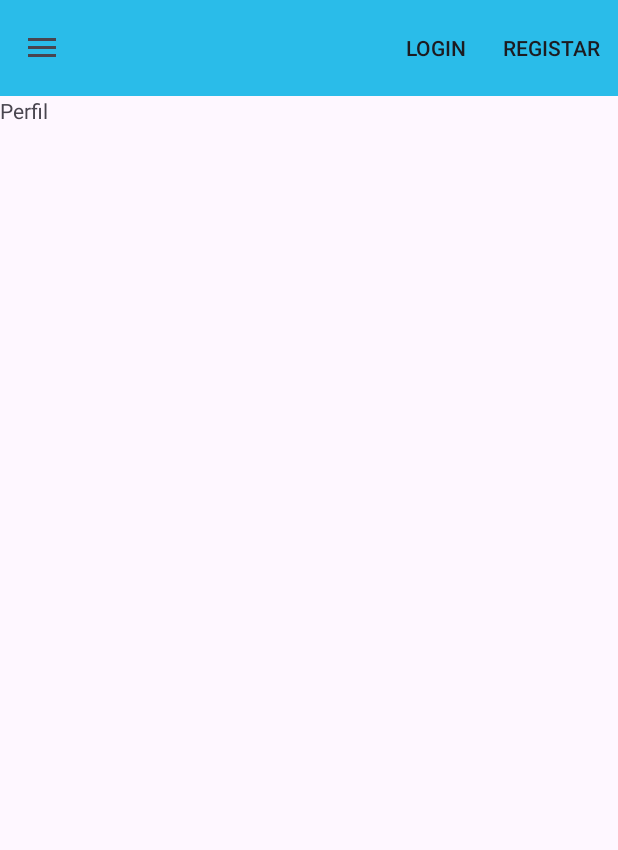
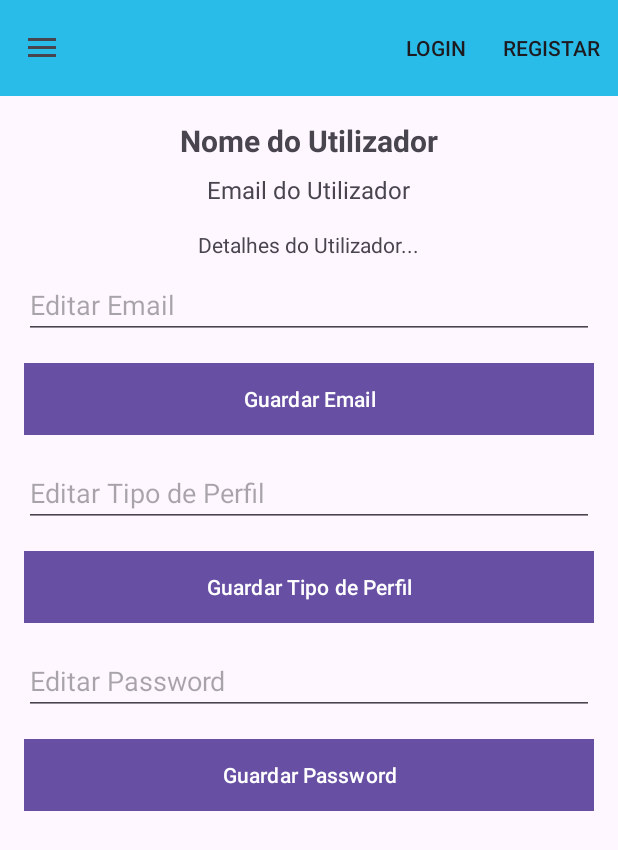
Before and after one commit to Aluno24845/Realcloset, an Android app: the fragment ProfileFragment placed in its activity, on a phone screen of 412 x 824 dp. Shown: the top 850 px of the screen. Run offline under Robolectric (Android 15) with nearby library versions, the phone set to English and light mode, and no system bars.

Commit message:
Já é possível ver as informações pessoais do utilizador logado, na aba "Perfil". Foram também criados os campos e botões (ainda não funcionais) para a edição do email, tipo de perfil e password, de um utilizador.

```diff
--- a/app/src/main/java/pt/ipt/dam/realcloset/LoginActivity.kt
+++ b/app/src/main/java/pt/ipt/dam/realcloset/LoginActivity.kt
@@ -49,7 +49,7 @@ class LoginActivity : AppCompatActivity() {
                             val loginResponse = response.body()
                             val token = loginResponse?.token
 
-                            // Armazenar o token (exemplo, em SharedPreferences)
+                            // Armazenar o token
                             val sharedPreferences = getSharedPreferences("app_preferences", MODE_PRIVATE)
                             val editor = sharedPreferences.edit()
                             editor.putString("auth_token", token)
--- a/app/src/main/java/pt/ipt/dam/realcloset/ProfileFragment.kt
+++ b/app/src/main/java/pt/ipt/dam/realcloset/ProfileFragment.kt
@@ -1,59 +1,76 @@
 package pt.ipt.dam.realcloset
 
+import android.content.Context
 import android.os.Bundle
+import android.util.Base64
 import androidx.fragment.app.Fragment
 import android.view.LayoutInflater
 import android.view.View
 import android.view.ViewGroup
-
-// TODO: Rename parameter arguments, choose names that match
-// the fragment initialization parameters, e.g. ARG_ITEM_NUMBER
-private const val ARG_PARAM1 = "param1"
-private const val ARG_PARAM2 = "param2"
+import android.widget.TextView
+import android.widget.Toast
+import androidx.lifecycle.lifecycleScope
+import kotlinx.coroutines.launch
+import pt.ipt.dam.realcloset.retrofit.RetrofitInitializer
 
 /**
- * A simple [Fragment] subclass.
- * Use the [ProfileFragment.newInstance] factory method to
- * create an instance of this fragment.
+ * Fragmento responsável por mostrar o perfil do utilizador logado.
  */
 class ProfileFragment : Fragment() {
-    // TODO: Rename and change types of parameters
-    private var param1: String? = null
-    private var param2: String? = null
-
-    override fun onCreate(savedInstanceState: Bundle?) {
-        super.onCreate(savedInstanceState)
-        arguments?.let {
-            param1 = it.getString(ARG_PARAM1)
-            param2 = it.getString(ARG_PARAM2)
-        }
-    }
 
     override fun onCreateView(
         inflater: LayoutInflater, container: ViewGroup?,
         savedInstanceState: Bundle?
     ): View? {
-        // Inflate the layout for this fragment
-        return inflater.inflate(R.layout.fragment_profile, container, false)
-    }
+        // Infla o layout do fragmento a partir do XML.
+        val view = inflater.inflate(R.layout.fragment_profile, container, false)
 
-    companion object {
-        /**
-         * Use this factory method to create a new instance of
-         * this fragment using the provided parameters.
-         *
-         * @param param1 Parameter 1.
-         * @param param2 Parameter 2.
-         * @return A new instance of fragment ProfileFragment.
-         */
-        // TODO: Rename and change types and number of parameters
-        @JvmStatic
-        fun newInstance(param1: String, param2: String) =
-            ProfileFragment().apply {
-                arguments = Bundle().apply {
-                    putString(ARG_PARAM1, param1)
-                    putString(ARG_PARAM2, param2)
-                }
-            }
+        // Recupera o token de autenticação armazenado nas SharedPreferences.
+        val sharedPreferences = requireContext().getSharedPreferences("app_preferences", Context.MODE_PRIVATE)
+        val token = sharedPreferences.getString("auth_token",null)
+
+        // Se o token for nulo, apresentar mensagem de erro
+        if (token == null) {
+            Toast.makeText(requireContext(), "Utilizador não autenticado", Toast.LENGTH_SHORT)
+                .show()
+            return view
+        }
+
+        // Inicializar o cliente Retrofit para requisições à API
+        val apiService = RetrofitInitializer().apiService()
+
+        // Utiliza uma Coroutine para executar a chamada à API de forma assíncrona.
+       lifecycleScope.launch {
+           try {
+               // Realiza a requisição ao endpoint para obter o utilizador logado.
+               val response = apiService.getLoggedUser("Bearer $token")
+
+               // Verifica se a resposta da API foi bem-sucedida.
+               if (response.isSuccessful) {
+                   val user = response.body()
+                   if (user != null) {
+                       // Recupera as referências aos elementos da interface gráfica.
+                       val profileName = view.findViewById<TextView>(R.id.profile_name)
+                       val profileEmail = view.findViewById<TextView>(R.id.profile_email)
+                       val profileDetails = view.findViewById<TextView>(R.id.profile_details)
+
+                       // Preenche os campos do perfil com as informações do utilizador.
+                       profileName.text = "${user.nome ?: "Sem nome"} ${user.apelido ?: ""}"
+                       profileEmail.text = user.email ?: "Email não disponível"
+                       profileDetails.text = "Data de nascimento: ${user.dataNascimento ?: "N/D"}\nTipo de perfil: ${user.tipoDePerfil ?: "N/D"}"
+                   } else {
+                       // Caso o utilizador não seja encontrado, apresenta uma mensagem de erro.
+                       Toast.makeText(requireContext(), "Utilizador não encontrado", Toast.LENGTH_SHORT).show()
+                   }
+               } else {
+                   // Apresenta uma mensagem de erro caso a resposta não seja bem-sucedida.
+                   Toast.makeText(requireContext(), "Erro: ${response.code()}", Toast.LENGTH_SHORT).show()
+               }
+           } catch (e: Exception) {
+               // Captura erros de comunicação e apresenta uma mensagem de erro.
+               Toast.makeText(requireContext(), "Erro de comunicação: ${e.message}", Toast.LENGTH_SHORT).show()
+           }
+       }
+       return view
     }
 }
--- /dev/null
+++ b/app/src/main/java/pt/ipt/dam/realcloset/model/User.kt
@@ -0,0 +1,11 @@
+package pt.ipt.dam.realcloset.model
+
+import com.google.gson.annotations.SerializedName
+
+public class User (
+    @SerializedName("Nome") val nome: String,
+    @SerializedName("Apelido") val apelido: String,
+    @SerializedName("DataNascimento") val dataNascimento: String,
+    @SerializedName("TipoDePerfil") val tipoDePerfil: String,
+    @SerializedName("Email") val email: String
+    )
--- a/app/src/main/java/pt/ipt/dam/realcloset/retrofit/RetrofitInitializer.kt
+++ b/app/src/main/java/pt/ipt/dam/realcloset/retrofit/RetrofitInitializer.kt
@@ -9,8 +9,8 @@ import retrofit2.Retrofit
 import retrofit2.converter.gson.GsonConverterFactory
 
 class RetrofitInitializer {
-    val host = "http://192.168.1.78:5000/"  // URL base da API
-     val gson: Gson = GsonBuilder().setLenient().create() // Gson para fazer parse flexível de JSON
+    val host = "http://192.168.1.29:5000/"  // URL base da API
+    val gson: Gson = GsonBuilder().setLenient().create() // Gson para fazer parse flexível de JSON
 
     // Cria uma instância do Retrofit configurada com o host e conversor Gson
     fun createRetrofit(): Retrofit {
--- a/app/src/main/java/pt/ipt/dam/realcloset/retrofit/service/ApiService.kt
+++ b/app/src/main/java/pt/ipt/dam/realcloset/retrofit/service/ApiService.kt
@@ -5,6 +5,8 @@ import pt.ipt.dam.realcloset.model.LoginResponse
 import pt.ipt.dam.realcloset.model.Peca
 import pt.ipt.dam.realcloset.model.RegisterRequest
 import pt.ipt.dam.realcloset.model.RegisterResponse
+import pt.ipt.dam.realcloset.model.User
+import retrofit2.Call
 import retrofit2.Response
 import retrofit2.http.Body
 import retrofit2.http.GET
@@ -33,4 +35,17 @@ interface ApiService {
         @Path("id") pecaId: Int,
         @Header("Authorization") token: String
     )
+
+    // Endpoint para buscar informações de um utilizador consoante o seu id
+    @GET("utilizador/{id}")
+    suspend fun getUtilizador(
+        @Header("Authorization") token: String,
+        @Path("id") utilizadorId: Int
+    ): Response<User>
+
+    // Endpoint para buscar informações do utilizador logado
+    @GET("utilizador/me")
+    suspend fun getLoggedUser(@Header("Authorization") token: String): Response<User>
+
+
 }
--- a/app/src/main/res/layout/fragment_profile.xml
+++ b/app/src/main/res/layout/fragment_profile.xml
@@ -1,14 +1,98 @@
 <?xml version="1.0" encoding="utf-8"?>
-<FrameLayout xmlns:android="http://schemas.android.com/apk/res/android"
-    xmlns:tools="http://schemas.android.com/tools"
+<ScrollView xmlns:android="http://schemas.android.com/apk/res/android"
     android:layout_width="match_parent"
     android:layout_height="match_parent"
-    tools:context=".ProfileFragment">
+    android:padding="16dp">
 
-    <!-- TODO: Update blank fragment layout -->
-    <TextView
+    <LinearLayout
         android:layout_width="match_parent"
-        android:layout_height="match_parent"
-        android:text="@string/perfil" />
+        android:layout_height="wrap_content"
+        android:orientation="vertical"
+        android:gravity="center">
 
-</FrameLayout>
+        <!-- Nome completo -->
+        <TextView
+            android:id="@+id/profile_name"
+            android:layout_width="wrap_content"
+            android:layout_height="wrap_content"
+            android:text="@string/user_name_placeholder"
+            android:textSize="20sp"
+            android:textStyle="bold"
+            android:gravity="center"
+            android:layout_marginBottom="8dp" />
+
+        <!-- Email -->
+        <TextView
+            android:id="@+id/profile_email"
+            android:layout_width="wrap_content"
+            android:layout_height="wrap_content"
+            android:text="@string/user_email_placeholder"
+            android:textSize="16sp"
+            android:gravity="center"
+            android:layout_marginBottom="16dp" />
+
+        <!-- Informações adicionais -->
+        <TextView
+            android:id="@+id/profile_details"
+            android:layout_width="wrap_content"
+            android:layout_height="wrap_content"
+            android:text="@string/user_details_placeholder"
+            android:gravity="center"
+            android:layout_marginBottom="8dp" />
+
+        <!-- Campo para editar o email -->
+        <EditText
+            android:id="@+id/profile_email_edit"
+            android:layout_width="match_parent"
+            android:layout_height="wrap_content"
+            android:hint="@string/edit_email"
+            android:inputType="textEmailAddress"
+            android:layout_marginBottom="16dp" />
+
+        <!-- Botão para editar o email -->
+        <Button
+            android:id="@+id/save_email_button"
+            android:layout_width="match_parent"
+            android:layout_height="wrap_content"
+            android:text="@string/save_email"
+            android:layout_marginBottom="16dp"
+            android:background="@color/azul"/>
+
+        <!-- Campo para editar o tipo de perfil -->
+        <EditText
+            android:id="@+id/profile_type_edit"
+            android:layout_width="match_parent"
+            android:layout_height="wrap_content"
+            android:hint="@string/edit_profile_type"
+            android:layout_marginBottom="16dp" />
+
+        <!-- Botão para editar o tipo de perfil -->
+        <Button
+            android:id="@+id/save_profile_type_button"
+            android:layout_width="match_parent"
+            android:layout_height="wrap_content"
+            android:layout_marginBottom="16dp"
+            android:background="@color/azul"
+            android:text="@string/save_profile_type" />
+
+        <!-- Campo para editar a password -->
+        <EditText
+            android:id="@+id/profile_password_edit"
+            android:layout_width="match_parent"
+            android:layout_height="wrap_content"
+            android:hint="@string/edit_password"
+            android:inputType="textPassword"
+            android:layout_marginBottom="16dp"
+            />
+
+        <!-- Botão para editar a password -->
+        <Button
+            android:id="@+id/save_password_button"
+            android:layout_width="match_parent"
+            android:layout_height="wrap_content"
+            android:text="@string/save_password"
+            android:layout_marginBottom="16dp"
+            android:background="@color/azul"/>
+
+    </LinearLayout>
+</ScrollView>
--- a/app/src/main/res/values/strings.xml
+++ b/app/src/main/res/values/strings.xml
@@ -10,4 +10,15 @@
     <string name="perfil">Perfil</string>
     <string name="favoritos">Favoritos</string>
     <string name="explorar">Explorar</string>
+    <string name="profile_picture">Foto de perfil</string>
+    <string name="user_name_placeholder">Nome do Utilizador</string>
+    <string name="user_email_placeholder">Email do Utilizador</string>
+    <string name="user_details_placeholder">Detalhes do Utilizador...</string>
+    <string name="save_email">Guardar Email</string>
+    <string name="save_profile_type">Guardar Tipo de Perfil</string>
+    <string name="save_password">Guardar Password</string>
+    <string name="edit_email">Editar Email</string>
+    <string name="edit_profile_type">Editar Tipo de Perfil</string>
+    <string name="edit_password">Editar Password</string>
+
 </resources>
```
